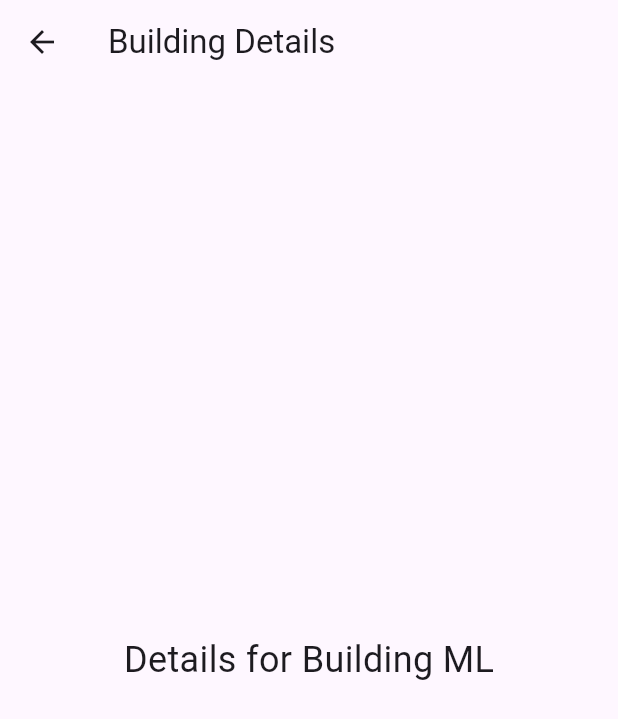
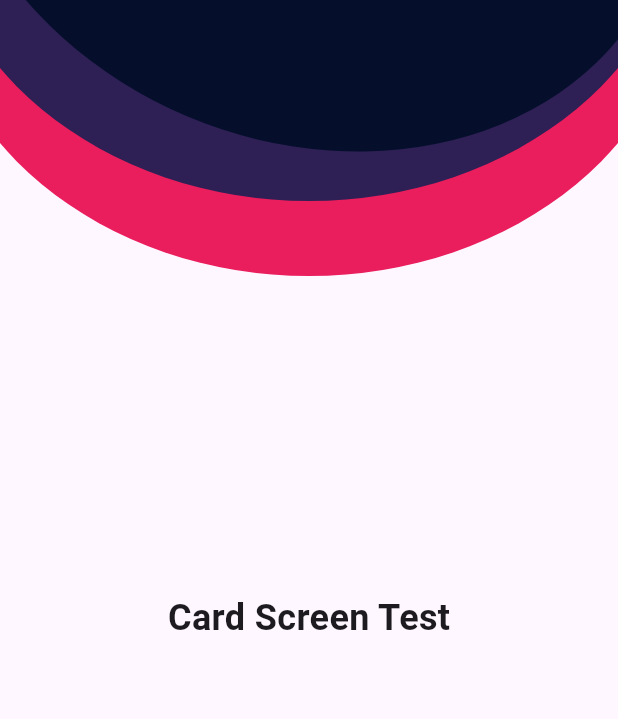
Before and after one commit to ISIS3510-G12/Dart-G12, a Flutter app: the SeeAllScreen screen opened directly, after a tap on an icon or button, on a phone screen of 412 x 824 dp. Shown: the top 719 px of the screen. Run offline on Flutter 3.47's test engine with Material 3 defaults, Android fonts, the light colour scheme and no system bars.

Commit message:
add call to card

```diff
--- a/lib/views/see_all_screen.dart
+++ b/lib/views/see_all_screen.dart
@@ -1,5 +1,6 @@
 import 'package:flutter/material.dart';
 import '../widgets/OvalsPainter.dart';
+import '../widgets/card.dart';
 
 class SeeAllScreen extends StatelessWidget {
   const SeeAllScreen({super.key});
@@ -19,7 +20,7 @@ class SeeAllScreen extends StatelessWidget {
           // Título "Buildings" sobre el fondo
           Positioned(
             top: 50,  // Ajusta la distancia desde la parte superior si es necesario
-            left: MediaQuery.of(context).size.width / 2 - 90,  // Centra el texto
+            left: MediaQuery.of(context).size.width / 2 - 65,  // Centra el texto
             child: Text(
               "Buildings",
               style: TextStyle(
@@ -111,23 +112,3 @@ class SeeAllScreen extends StatelessWidget {
     );
   }
 }
-
-// Placeholder CardScreen to navigate to when tapping on a building
-class CardScreen extends StatelessWidget {
-  final int buildingIndex;
-
-  const CardScreen({super.key, required this.buildingIndex});
-
-  @override
-  Widget build(BuildContext context) {
-    return Scaffold(
-      appBar: AppBar(title: Text('Building Details')),
-      body: Center(
-        child: Text(
-          'Details for Building ${['ML', 'W', 'SD', 'O', 'C'][buildingIndex]}',
-          style: TextStyle(fontSize: 24),
-        ),
-      ),
-    );
-  }
-}
--- /dev/null
+++ b/lib/widgets/card.dart
@@ -0,0 +1,31 @@
+import 'package:flutter/material.dart';
+import '../widgets/OvalsPainter.dart';
+
+class CardScreen extends StatelessWidget {
+  final int buildingIndex;
+  const CardScreen({super.key, required this.buildingIndex});
+
+  @override
+  Widget build(BuildContext context) {
+    return Scaffold(
+      body: Stack(
+        children: [
+          // Fondo con los círculos superpuestos
+          Positioned.fill(
+            child: CustomPaint(
+              painter: OvalsPainter(),
+            ),
+          ),
+
+          // Contenido principal
+          const Center(
+            child: Text(
+              'Card Screen Test',
+              style: TextStyle(fontSize: 24, fontWeight: FontWeight.bold),
+            ),
+          ),
+        ],
+      ),
+    );
+  }
+}
```
